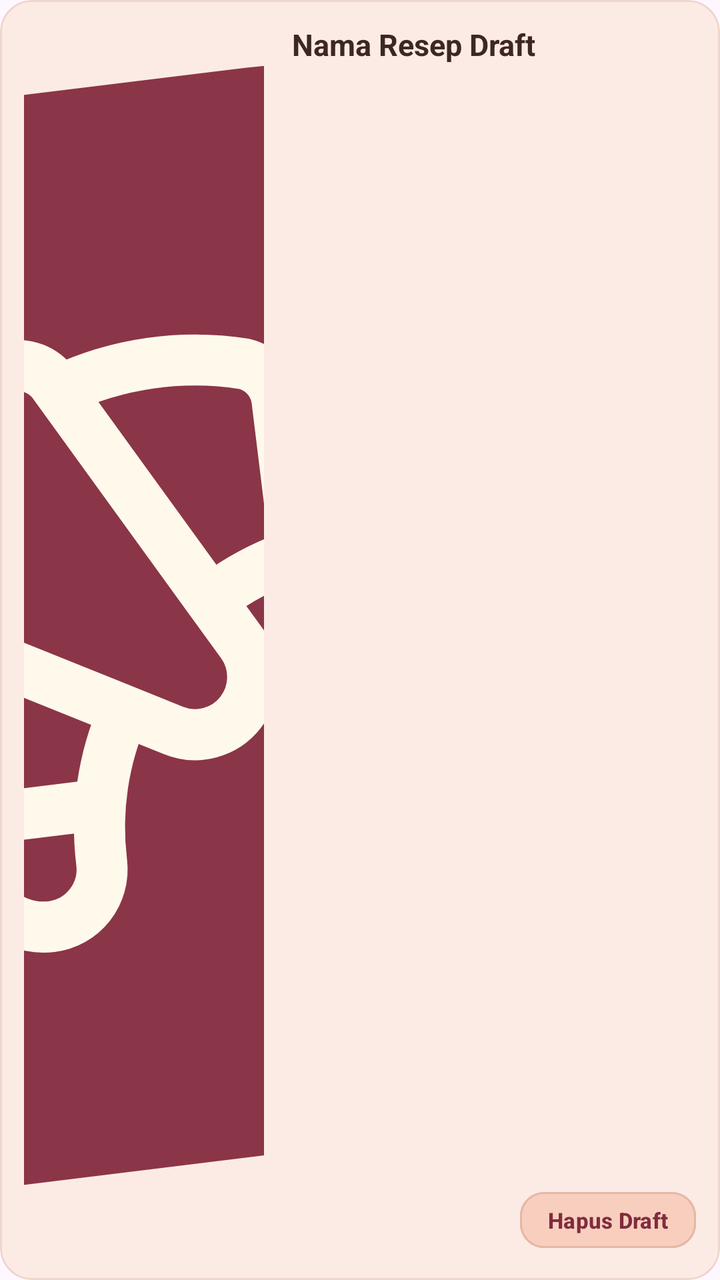
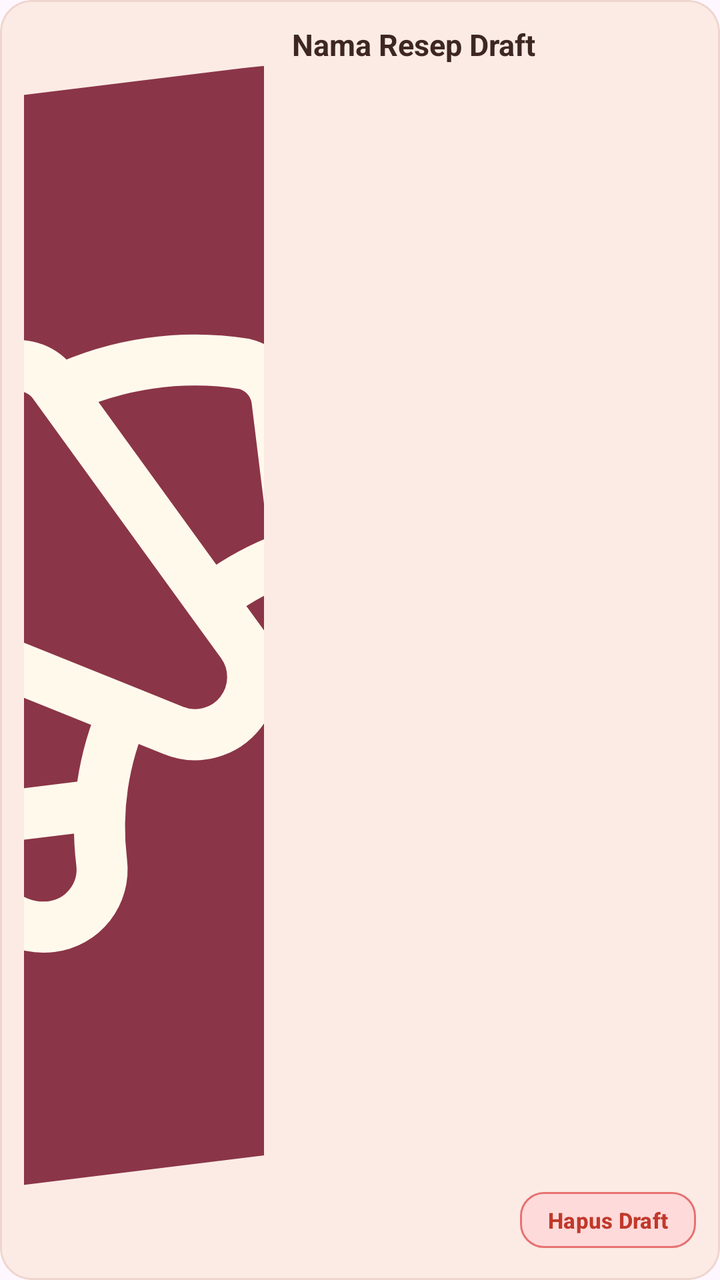

Screens rendered from an Android XML layout before and after an edit, with the pre-edit source and the edit as a unified diff.
<!-- AndroidManifest.xml: application theme Theme.Bakerys -->
<!-- res/layout/item_draft_card.xml -->
<?xml version="1.0" encoding="utf-8"?>
<com.google.android.material.card.MaterialCardView
    xmlns:android="http://schemas.android.com/apk/res/android"
    xmlns:app="http://schemas.android.com/apk/res-auto"
    android:layout_width="match_parent"
    android:layout_height="120dp"
    android:layout_marginBottom="16dp"
    app:cardBackgroundColor="#FCEBE5"
    app:cardCornerRadius="16dp"
    app:cardElevation="0dp"
    app:strokeColor="#EED5CE"
    app:strokeWidth="1dp">

    <RelativeLayout
        android:layout_width="match_parent"
        android:layout_height="match_parent"
        android:padding="12dp">

        
        <ImageView
            android:id="@+id/imgDraft"
            android:layout_width="120dp"
            android:layout_height="match_parent"
            android:layout_alignParentStart="true"
            android:background="@drawable/bg_circle_peach"
            android:scaleType="centerCrop"
            android:src="@drawable/bakery_mark"
            android:contentDescription="Gambar Resep" />

        
        <TextView
            android:id="@+id/tvJudulDraft"
            android:layout_width="match_parent"
            android:layout_height="wrap_content"
            android:layout_toEndOf="@id/imgDraft"
            android:layout_marginStart="14dp"
            android:layout_alignParentTop="true"
            android:text="Nama Resep Draft"
            android:textColor="#3E2723"
            android:textSize="15sp"
            android:textStyle="bold"
            android:maxLines="2"
            android:ellipsize="end" />

        
        <com.google.android.material.button.MaterialButton
            android:id="@+id/btnHapusDraft"
            style="@style/Widget.Material3.Button.TextButton"
            android:layout_width="wrap_content"
            android:layout_height="36dp"
            android:layout_alignParentEnd="true"
            android:layout_alignParentBottom="true"
            android:backgroundTint="#F8CFBE"
            android:text="Hapus Draft"
            android:textAllCaps="false"
            android:textColor="#802C3E"
            android:textSize="11sp"
            android:textStyle="bold"
            app:cornerRadius="12dp"
            app:strokeColor="#E4B7A5"
            app:strokeWidth="1dp" />

    </RelativeLayout>
</com.google.android.material.card.MaterialCardView>
<!-- resources referenced by this layout -->
<resources>
  <!-- drawable bakery_mark: vector/xml drawable (drawable, 2098 chars, omitted) -->
  <!-- drawable bg_circle_peach (drawable) -->
  <?xml version="1.0" encoding="utf-8"?>
  <shape xmlns:android="http://schemas.android.com/apk/res/android"
      android:shape="oval">
      <solid android:color="#FCEBE5" />
  </shape>
  <style name="Theme.Bakerys" parent="Base.Theme.Bakerys" />
  <style name="Base.Theme.Bakerys" parent="Theme.Material3.DayNight.NoActionBar">
          
          
  
          
          <item name="android:statusBarColor">@android:color/transparent</item>
          <item name="android:navigationBarColor">@android:color/transparent</item>
          <item name="android:windowLightStatusBar">true</item>
      </style>
</resources>

<!-- the commit's change to res/layout/item_draft_card.xml (unified diff, before → after) -->
@@ -5,6 +5,9 @@
     android:layout_width="match_parent"
     android:layout_height="120dp"
     android:layout_marginBottom="16dp"
+    android:clickable="true"
+    android:focusable="true"
+    android:foreground="?attr/selectableItemBackground"
     app:cardBackgroundColor="#FCEBE5"
     app:cardCornerRadius="16dp"
     app:cardElevation="0dp"
@@ -50,14 +53,14 @@
             android:layout_height="36dp"
             android:layout_alignParentEnd="true"
             android:layout_alignParentBottom="true"
-            android:backgroundTint="#F8CFBE"
+            android:backgroundTint="#FFDADA"
             android:text="Hapus Draft"
             android:textAllCaps="false"
-            android:textColor="#802C3E"
+            android:textColor="#C0392B"
             android:textSize="11sp"
             android:textStyle="bold"
             app:cornerRadius="12dp"
-            app:strokeColor="#E4B7A5"
+            app:strokeColor="#E57373"
             app:strokeWidth="1dp" />
 
     </RelativeLayout>
